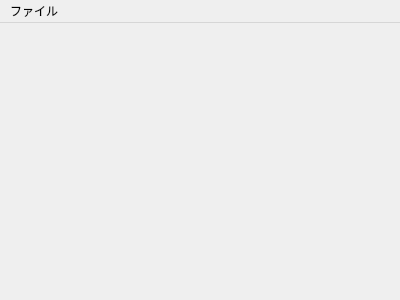
Qt form ui/mainwindow.ui (chocoball/StageEditor) before a commit.
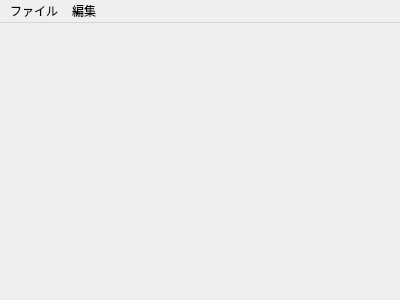
The same form after that commit.

The edit to the form file:
```diff
--- a/ui/mainwindow.ui
+++ b/ui/mainwindow.ui
@@ -29,7 +29,7 @@
      <height>17</height>
     </rect>
    </property>
-   <widget class="QMenu" name="menu">
+   <widget class="QMenu" name="menu_file">
     <property name="title">
      <string>ファイル</string>
     </property>
@@ -37,7 +37,13 @@
     <addaction name="separator"/>
     <addaction name="action_3"/>
    </widget>
-   <addaction name="menu"/>
+   <widget class="QMenu" name="menu_edit">
+    <property name="title">
+     <string>編集</string>
+    </property>
+   </widget>
+   <addaction name="menu_file"/>
+   <addaction name="menu_edit"/>
   </widget>
   <action name="action">
    <property name="text">
```
Left out of the diff: 18 changed lines with no effect on the pictures.
